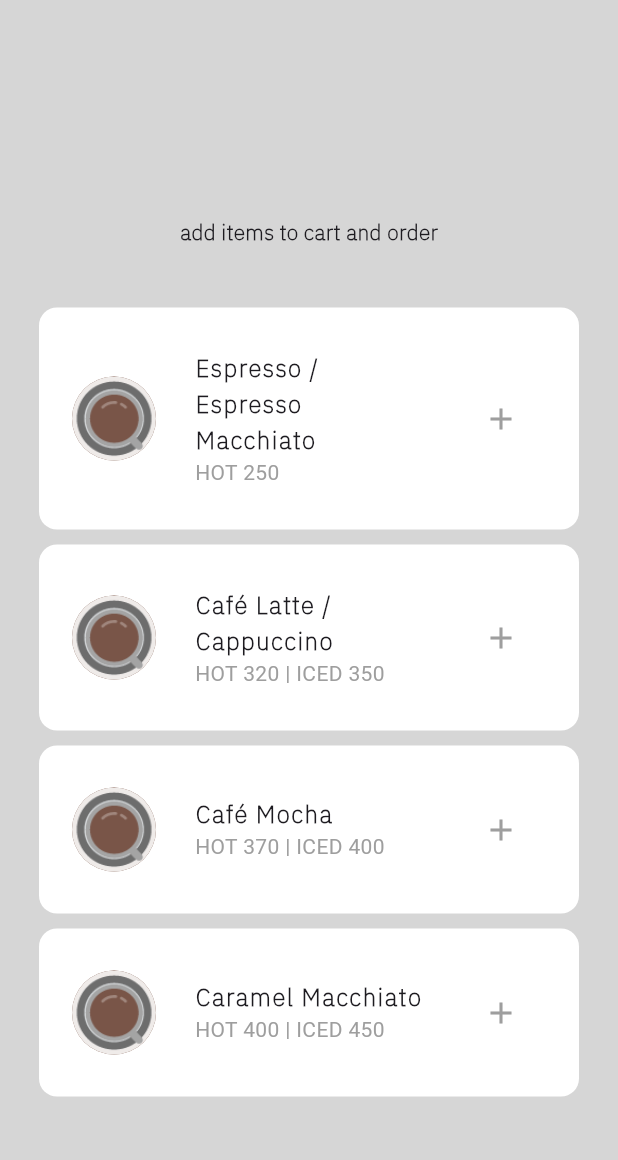
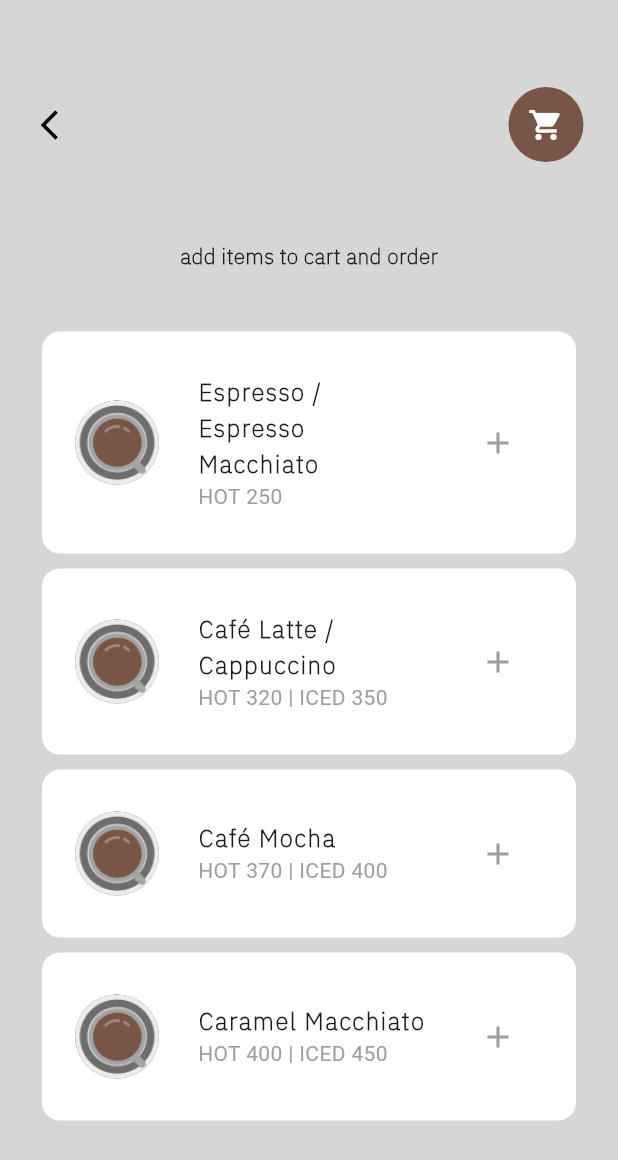
Before and after one commit to daghlas/connect_coffee_heart, a Flutter app: the MenuItemPage screen opened directly with empty values, on a phone screen of 412 x 824 dp. Shown: the top 1160 px of the screen. Run offline on Flutter 3.47's test engine with Material 3 defaults, Android fonts, the phone set to English and light mode, and no system bars; our stand-ins replace cloud_firestore, firebase_auth, firebase_core, flutter_spinkit, google_nav_bar; accounts and stored records are empty.

Commit message:
menuItemPage; redesign

```diff
--- a/lib/screens/pages/menu_item_page.dart
+++ b/lib/screens/pages/menu_item_page.dart
@@ -1,6 +1,7 @@
 import 'package:connect_coffee/components/menu_item_tile.dart';
 import 'package:connect_coffee/models/connect_menu.dart';
 import 'package:connect_coffee/models/menu.dart';
+import 'package:flutter/foundation.dart';
 import 'package:flutter/material.dart';
 import 'package:provider/provider.dart';
 
@@ -24,12 +25,35 @@ class _MenuPageState extends State<MenuItemPage> {
       create: (BuildContext context) => ConnectMenu(),
       child: Consumer<ConnectMenu>(
         builder: (BuildContext context, ConnectMenu value, Widget? child) =>
-            SafeArea(
-          child: Scaffold(
-            body: Container(
-              color: Colors.grey[350],
-              child: Padding(
-                padding: const EdgeInsets.fromLTRB(13.0, 100.0, 13.0, 0.0),
+            Scaffold(
+          backgroundColor: Colors.grey[350],
+          body: Stack(children: [
+            Container(
+              margin: const EdgeInsets.fromLTRB(15.0, 50.0, 15.0, 0.0),
+              child: Column(
+                children: [
+                  Row(
+                    mainAxisAlignment: MainAxisAlignment.spaceBetween,
+                    children: [
+                      IconButton(
+                        icon: const Icon(Icons.arrow_back_ios),
+                        color: Colors.black,
+                        onPressed: () {
+                          // _globalKey.currentState?.openDrawer();
+                        },
+                      ),
+                      const Padding(
+                        padding: EdgeInsets.all(8.0),
+                        child: CircleAvatar(
+                          radius: 25.0,
+                          backgroundColor: Colors.brown,
+                          foregroundColor: Colors.white,
+                          child: Icon(Icons.shopping_cart),
+                        ),
+                      ),
+                    ],
+                  ),
+                  Expanded(
                     child: Column(
                       children: [
                         Text(
@@ -71,8 +95,57 @@ class _MenuPageState extends State<MenuItemPage> {
                       ],
                     ),
                   ),
+                ],
               ),
             ),
+          ]),
+
+          // body: Container(
+          //   color: Colors.grey[350],
+          //   child: Padding(
+          //     padding: const EdgeInsets.fromLTRB(13.0, 100.0, 13.0, 0.0),
+          //     child: Column(
+          //       children: [
+          //         Text(
+          //           widget.name,
+          //           style: const TextStyle(
+          //               fontSize: 25.0,
+          //               fontWeight: FontWeight.bold,
+          //               fontFamily: 'IBMPlexSans'),
+          //         ),
+          //         const SizedBox(height: 10.0),
+          //         const Text(
+          //           'add items to cart and order',
+          //           style: TextStyle(
+          //               fontWeight: FontWeight.bold,
+          //               fontFamily: 'IBMPlexSans'),
+          //         ),
+          //         const SizedBox(height: 30.0),
+
+          //         //list of menu items
+          //         Expanded(
+          //           child: ListView.builder(
+          //               itemCount: value.menuList.length,
+          //               itemBuilder: (context, index) {
+          //                 // get individual menu item
+          //                 MenuItems menuItems =
+          //                     value.espressoCoffeeList[index];
+
+          //                 // return the tile for the item
+          //                 return MenuItemTile(
+          //                   menuItems: menuItems,
+          //                   icon: const Icon(Icons.add),
+          //                   onPressed: () {
+          //                     //addToCart(menuItem);
+          //                     _showToast(context);
+          //                   },
+          //                 );
+          //               }),
+          //         )
+          //       ],
+          //     ),
+          //   ),
+          // ),
         ),
       ),
     );
```
Lines whose indentation alone changed are shown as unchanged.
